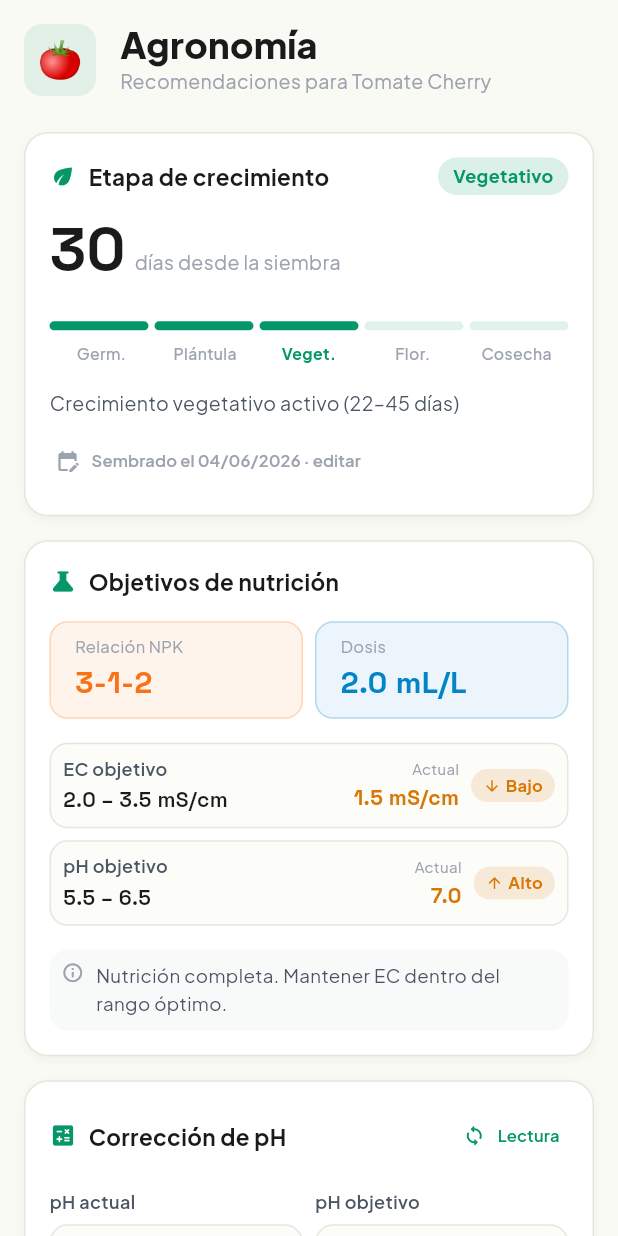
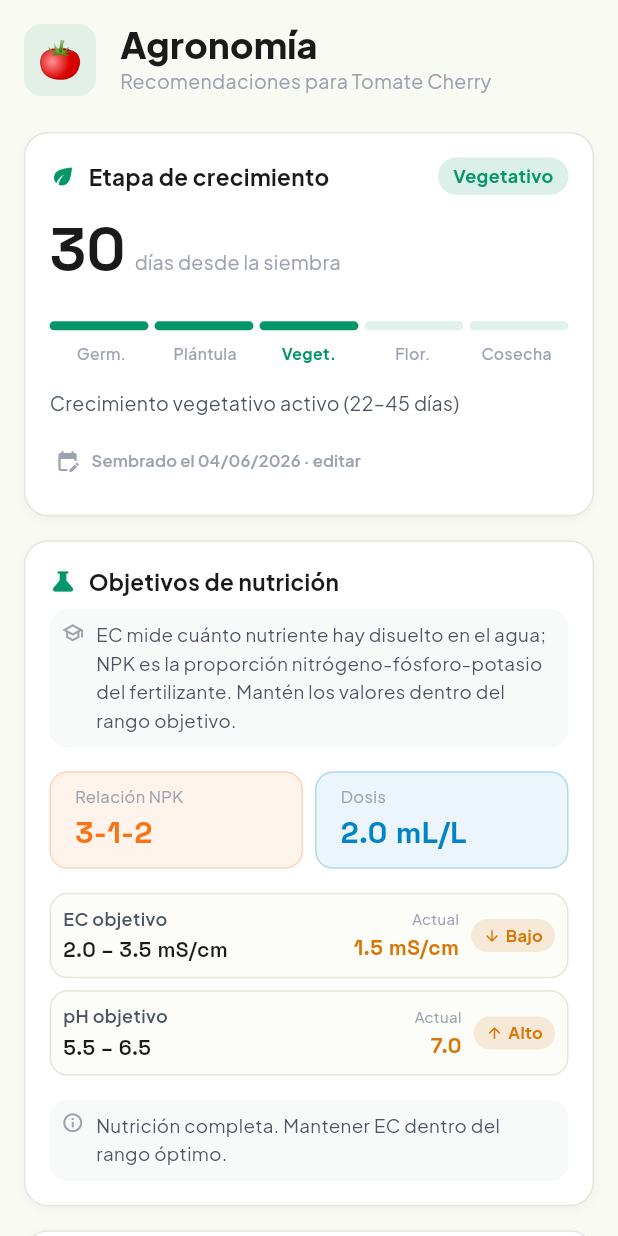
Before and after one commit to dnbravo04/PlantyLink, a Flutter app: the AgronomicScreen screen opened directly, on a phone screen of 412 x 824 dp. Run offline on Flutter 3.47's test engine with Material 3 defaults, Android fonts, the phone set to English and light mode, and no system bars; our stand-ins replace connectivity_plus, dio, firebase_auth, firebase_core, firebase_database, firebase_messaging and 12 more; missing offline and left inert: mobile_scanner, nfc_manager; accounts and stored records are empty; generated files the repository leaves out were written again.

Commit message:
Polish pass: unified toasts, friendly errors, units in Agronomia, v2.0.0
- All user feedback now goes through AppToast (replaced 20+ SnackBars in
  profile, preferences, crop, plant selector, calibration, scheduling)
- No more raw exceptions in the UI: "Error: $e" strings replaced with
  actionable Spanish messages (history, scheduling, OTP, password, account)
- Agronomia: EC targets respect the units preference (mS/uS) with adaptive
  decimals; beginners see a short explainer of EC/NPK (experience level)
- Offline banner uses the theme warning color instead of hardcoded orange
- Version bumped to 2.0.0+2; Sistema footer reads it from the platform via
  package_info_plus instead of a hardcoded string

Co-Authored-By: Claude Fable 5 <noreply@anthropic.com>

```diff
--- a/lib/presentation/screens/agronomic_screen.dart
+++ b/lib/presentation/screens/agronomic_screen.dart
@@ -5,6 +5,7 @@ import '../../core/theme/app_colors.dart';
 import '../../core/theme/app_color_scheme.dart';
 import '../../core/theme/app_tokens.dart';
 import '../../core/utils/haptics.dart';
+import '../../core/utils/units.dart';
 import '../../domain/services/agronomic_service.dart';
 import '../../models/plant_profile.dart';
 import '../../models/sensor_data.dart';
@@ -42,6 +43,8 @@ class AgronomicScreen extends ConsumerWidget {
     }
 
     final sensor = sensorAsync.value;
+    final units = ref.watch(unitsProvider);
+    final isNovato = ref.watch(experienceProvider) == 'novato';
     final plantingDate = plantingDateAsync.value;
     final daysSince =
         plantingDate == null ? null : _daysSince(plantingDate);
@@ -85,6 +88,8 @@ class AgronomicScreen extends ConsumerWidget {
                   rec: recommendation,
                   currentPh: sensor?.ph,
                   currentEc: sensor?.ecNormalized,
+                  units: units,
+                  isNovato: isNovato,
                 ),
                 const SizedBox(height: AppTokens.spacingMd),
               ],
@@ -400,6 +405,8 @@ class _NutrientTargetsCard extends StatelessWidget {
     required this.rec,
     required this.currentPh,
     required this.currentEc,
+    required this.units,
+    required this.isNovato,
   });
 
   final int delay;
@@ -407,6 +414,8 @@ class _NutrientTargetsCard extends StatelessWidget {
   final NutrientRecommendation rec;
   final double? currentPh;
   final double? currentEc;
+  final UnitsPrefs units;
+  final bool isNovato;
 
   @override
   Widget build(BuildContext context) {
@@ -421,6 +430,16 @@ class _NutrientTargetsCard extends StatelessWidget {
             label: 'Objetivos de nutrición',
             c: c,
           ),
+          if (isNovato) ...[
+            const SizedBox(height: AppTokens.spacingSm),
+            _NoteBox(
+              c: c,
+              icon: Icons.school_outlined,
+              text: 'EC mide cuánto nutriente hay disuelto en el agua; '
+                  'NPK es la proporción nitrógeno-fósforo-potasio del '
+                  'fertilizante. Mantén los valores dentro del rango objetivo.',
+            ),
+          ],
           const SizedBox(height: AppTokens.spacingMd),
           Row(
             children: [
@@ -447,10 +466,10 @@ class _NutrientTargetsCard extends StatelessWidget {
           _RangeRow(
             c: c,
             label: 'EC objetivo',
-            unit: 'mS/cm',
-            min: rec.ecTargetMin,
-            max: rec.ecTargetMax,
-            current: currentEc,
+            unit: units.ecUnit,
+            min: units.ecValue(rec.ecTargetMin),
+            max: units.ecValue(rec.ecTargetMax),
+            current: currentEc == null ? null : units.ecValue(currentEc!),
           ),
           const SizedBox(height: AppTokens.spacingSm),
           _RangeRow(
@@ -1259,7 +1278,8 @@ class _Disclaimer extends StatelessWidget {
 
 // ── Helpers ────────────────────────────────────────────────────────────────
 
-String _fmt(double v) => v.toStringAsFixed(1);
+// µS/cm values are in the hundreds/thousands — decimals add only noise.
+String _fmt(double v) => v >= 100 ? v.toStringAsFixed(0) : v.toStringAsFixed(1);
 
 String _formatDate(DateTime d) =>
     '${d.day.toString().padLeft(2, '0')}/'
--- a/lib/presentation/screens/history_screen.dart
+++ b/lib/presentation/screens/history_screen.dart
@@ -102,7 +102,8 @@ class _HistoryScreenState extends ConsumerState<HistoryScreen> {
         ),
         error: (error, _) => Center(
           child: Text(
-            'Error: $error',
+            'No se pudo cargar el historial.\nDesliza hacia abajo para reintentar.',
+            textAlign: TextAlign.center,
             style: TextStyle(color: c.textSecondary),
           ),
         ),
--- a/lib/presentation/screens/main_shell.dart
+++ b/lib/presentation/screens/main_shell.dart
@@ -1,5 +1,6 @@
 import 'package:flutter/material.dart';
 import 'package:flutter_riverpod/flutter_riverpod.dart';
+import '../../core/theme/app_colors.dart';
 import '../../core/utils/haptics.dart';
 import '../providers/app_providers.dart';
 import '../providers/navigation_provider.dart';
@@ -122,7 +123,7 @@ class _OfflineBanner extends StatelessWidget {
   @override
   Widget build(BuildContext context) {
     return Material(
-      color: Colors.orange.shade800,
+      color: AppColors.of(context).warning,
       child: const SafeArea(
         bottom: false,
         child: Padding(
--- a/lib/presentation/screens/onboarding/sms_verification_screen.dart
+++ b/lib/presentation/screens/onboarding/sms_verification_screen.dart
@@ -91,7 +91,7 @@ class _SmsVerificationScreenState extends State<SmsVerificationScreen>
           'invalid-verification-code' => 'Código inválido. Verifica e intenta de nuevo',
           'code-expired' => 'El código expiró. Solicita uno nuevo',
           'session-expired' => 'La sesión expiró. Intenta nuevamente',
-          _ => 'Error: ${e.message}',
+          _ => 'No se pudo verificar el código. Intenta de nuevo',
         };
       });
     } finally {
--- a/lib/presentation/screens/settings_screen.dart
+++ b/lib/presentation/screens/settings_screen.dart
@@ -111,7 +111,7 @@ class SettingsScreen extends ConsumerWidget {
           // Version footer
           Center(
             child: Text(
-              'PlantyLink v0.1.0',
+              'PlantyLink v${ref.watch(appVersionProvider).value ?? '…'}',
               style: TextStyle(fontSize: 11, color: c.textMuted),
             ),
           ),
--- a/pubspec.yaml
+++ b/pubspec.yaml
@@ -1,7 +1,7 @@
 name: hydrotracker
 description: "PlantyLink — Monitoreo inteligente de sistemas hidropónicos."
 publish_to: 'none'
-version: 0.1.0+1
+version: 2.0.0+2
 
 environment:
   sdk: ^3.11.5
@@ -28,6 +28,7 @@ dependencies:
   share_plus: ^10.1.4
   path_provider: ^2.1.5
   image_picker: ^1.1.2
+  package_info_plus: ^8.1.0
   dio: ^5.4.0
   retrofit: ^4.9.0 # Bumped to align with newer generator
   freezed_annotation: ^3.1.0
```
Also changed, not shown: lib/presentation/providers/app_providers.dart (+8 -0 lines), lib/presentation/screens/calibration_screen.dart (+7 -7 lines), lib/presentation/screens/plant_selector_screen.dart (+22 -49 lines), lib/presentation/screens/scheduling_screen.dart (+8 -6 lines), lib/presentation/screens/settings/crop_settings_screen.dart (+7 -4 lines), lib/presentation/screens/settings/preferences_screen.dart (+5 -4 lines), lib/presentation/screens/settings/profile_settings_screen.dart (+22 -32 lines), pubspec.lock, 1 other file.
